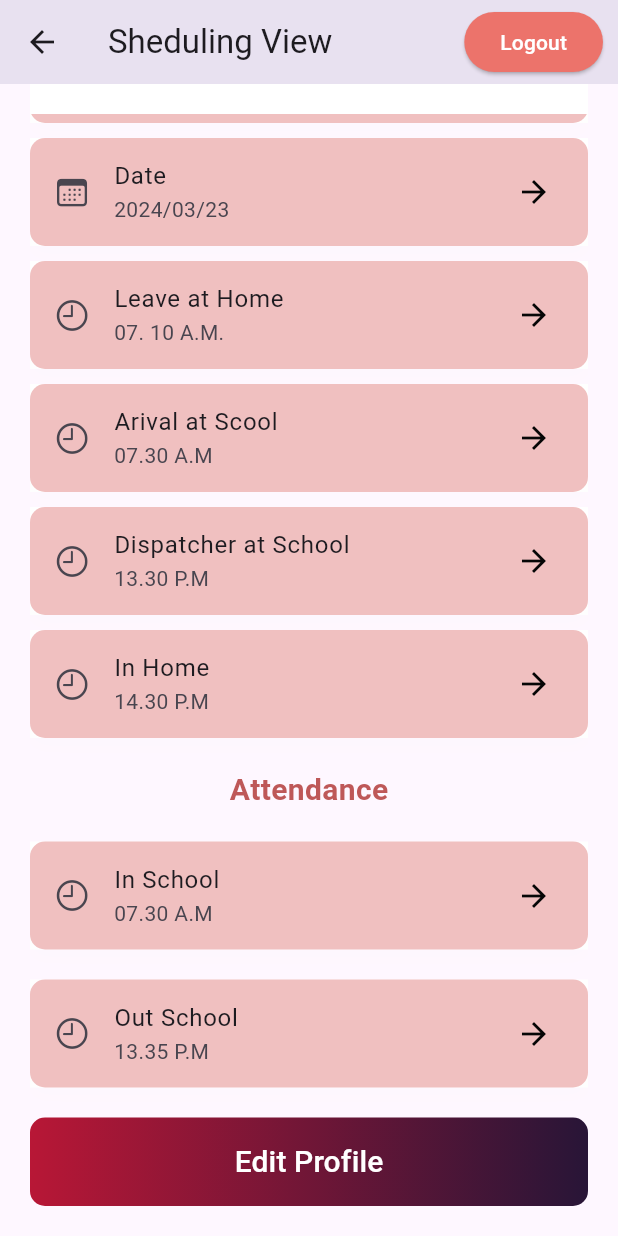
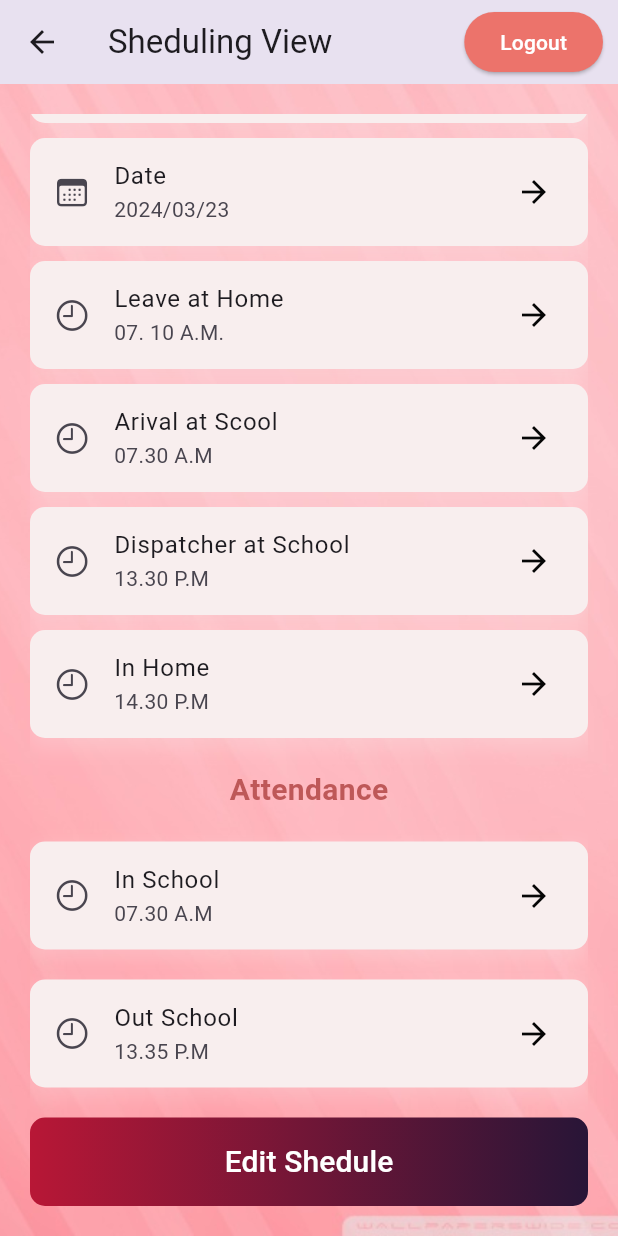
Before and after one commit to GihanSisiraKumara/kidcare_app, a Flutter app: the viewBord screen opened directly, scrolled down 246 dp, on a phone screen of 412 x 824 dp. Run offline on Flutter 3.47's test engine with Material 3 defaults, Android fonts, the phone set to English and light mode, and no system bars; our stand-ins replace flutter_slidable, geolocator, google_maps_flutter, lottie, share; missing offline and left inert: flutter_phone_direct_caller; Roboto replaces fonts that are missing (inter).

Commit message:
edit page

```diff
--- a/lib/screen/viewBord.dart
+++ b/lib/screen/viewBord.dart
@@ -29,7 +29,14 @@ class viewBord extends StatelessWidget {
         ],
         title: const Text('Sheduling View'),
       ),
-      body: Padding(
+      body: Container(
+        decoration: const BoxDecoration(
+          image: DecorationImage(
+            image: AssetImage('assets/images/red2.jpg'),
+            fit: BoxFit.cover,
+          ),
+        ),
+        child: Padding(
           padding: const EdgeInsets.all(20),
           child: SingleChildScrollView(
             child: Column(
@@ -48,9 +55,11 @@ class viewBord extends StatelessWidget {
                 const SizedBox(height: 10),
                 itemProfile('Date', '2024/03/23', CupertinoIcons.calendar),
                 const SizedBox(height: 10),
-              itemProfile('Leave at Home', '07. 10 A.M.', CupertinoIcons.time),
+                itemProfile(
+                    'Leave at Home', '07. 10 A.M.', CupertinoIcons.time),
                 const SizedBox(height: 10),
-              itemProfile('Arival at Scool', '07.30 A.M', CupertinoIcons.time),
+                itemProfile(
+                    'Arival at Scool', '07.30 A.M', CupertinoIcons.time),
                 const SizedBox(
                   height: 10,
                 ),
@@ -97,15 +106,15 @@ class viewBord extends StatelessWidget {
                     onPressed: () {},
                     style: ElevatedButton.styleFrom(
                       padding: const EdgeInsets.all(15),
-                    backgroundColor:
-                        Colors.transparent, // Set primary color to transparent
+                      backgroundColor: Colors
+                          .transparent, // Set primary color to transparent
                       shadowColor: Colors.transparent, // Hide shadow
                       shape: RoundedRectangleBorder(
                         borderRadius: BorderRadius.circular(10),
                       ),
                     ),
                     child: const Text(
-                    'Edit Profile',
+                      'Edit Shedule',
                       style: TextStyle(
                         color: Colors.white,
                         fontSize: 20,
@@ -117,13 +126,14 @@ class viewBord extends StatelessWidget {
             ),
           ),
         ),
+      ),
     );
   }
 
   itemProfile(String title, String subtitle, IconData iconData) {
     return Container(
       decoration: BoxDecoration(
-          color: const Color.fromARGB(255, 240, 192, 192),
+          color: const Color.fromARGB(255, 248, 238, 238),
           borderRadius: BorderRadius.circular(10),
           boxShadow: [
             BoxShadow(
```
Also changed, not shown: lib/screen/bellBord.dart (+28 -14 lines). Lines whose indentation alone changed are shown as unchanged.
